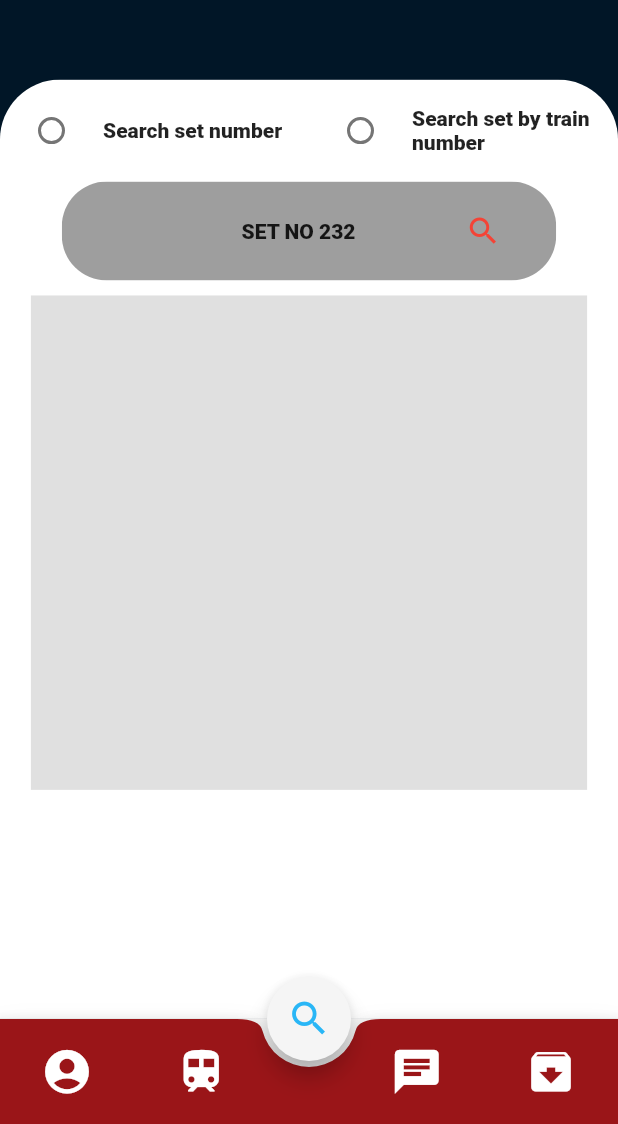
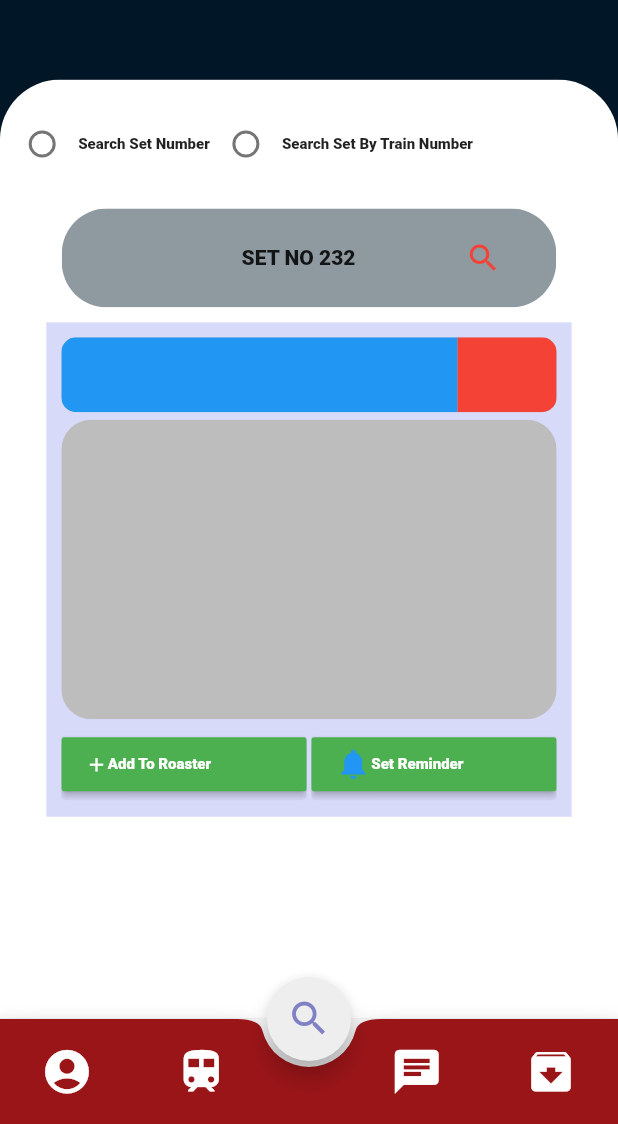
Before and after one commit to Harshal624/Service_Manager_Assessment, a Flutter app: the screen it shows after launch, on a phone screen of 412 x 824 dp, the part 112-1236 px from its top. Run offline on Flutter 3.47's test engine with Material 2 defaults, Android fonts, the phone set to English and light mode, and no system bars; our stand-ins replace dotted_line, hexcolor; Roboto replaces fonts that are missing (Roboto.ttf).

Commit message:
Initial commit

```diff
--- /dev/null
+++ b/lib/components/innercontainer.dart
@@ -0,0 +1,111 @@
+import 'package:design_test/location/location.dart';
+import 'package:flutter/material.dart';
+
+class innerContainer extends StatelessWidget {
+  @override
+  Widget build(BuildContext context) {
+    return Padding(
+      padding: EdgeInsets.all(10),
+      child: Column(
+        children: [
+          Expanded(
+            flex: 1,
+            child: ClipRRect(
+              borderRadius: BorderRadius.all(Radius.circular(10)),
+              child: Container(
+                color: Colors.grey[400],
+                child: Row(
+                  children: [
+                    Expanded(flex: 4,child: Container(color: Colors.blue,),),
+                    Expanded(flex: 1,child: Container(color: Colors.red,),),
+                  ],
+                ),
+              ),
+            ),
+          ),
+          SizedBox(
+            height: 5,
+          ),
+          Expanded(
+            flex: 4,
+            child: ClipRRect(
+              borderRadius: BorderRadius.all(Radius.circular(20)),
+              child: Container(
+                color: Colors.grey[400],
+              ),
+            ),
+          ),
+          SizedBox(
+            height: 5,
+          ),
+          Expanded(
+            flex: 1,
+            child: Container(
+              child: Row(
+                children: [
+                  Expanded(
+                    flex: 1,
+                    child: ClipRRect(
+                      borderRadius: BorderRadius.all(Radius.circular(3)),
+                      child: RaisedButton(
+                        onPressed: () {},
+                        child: Row(
+                          mainAxisAlignment: MainAxisAlignment.start,
+                          children: [
+                            Icon(
+                              Icons.add,
+                              color: Colors.white,
+                              size: 15,
+                            ),
+                            Text("Add To Roaster",
+                                style: TextStyle(
+                                    fontSize: 10,
+                                    color: Colors.white,
+                                    fontFamily: 'Roboto.ttf')),
+                          ],
+                        ),
+                        color: Colors.green,
+                      ),
+                    ),
+                  ),
+                  SizedBox(
+                    width: 3,
+                  ),
+                  Expanded(
+                    flex: 1,
+                    child: ClipRRect(
+                      borderRadius: BorderRadius.all(Radius.circular(3)),
+                      child: RaisedButton(
+                        onPressed: () {
+                          Navigator.push(context, MaterialPageRoute(
+                            builder: (context)=>Location()
+                          ));
+                        },
+                        child: Row(
+                          children: [
+                            Icon(
+                              Icons.notifications,
+                              color: Colors.blue,
+                            ),
+                            Text(
+                              "Set Reminder",
+                              style: TextStyle(
+                                  fontSize: 10,
+                                  color: Colors.white,
+                                  fontFamily: 'Roboto.ttf'),
+                            ),
+                          ],
+                        ),
+                        color: Colors.green,
+                      ),
+                    ),
+                  )
+                ],
+              ),
+            ),
+          )
+        ],
+      ),
+    );
+  }
+}
--- a/lib/design.dart
+++ b/lib/design.dart
@@ -1,6 +1,8 @@
 import 'package:flutter/cupertino.dart';
 import 'package:flutter/material.dart';
 import 'package:hexcolor/hexcolor.dart';
+
+import 'components/innercontainer.dart';
 
 class Design extends StatefulWidget {
   @override
@@ -63,10 +65,10 @@ class _DesignState extends State<Design> {
       ),
       floatingActionButton: FloatingActionButton(
         onPressed: () {},
-        backgroundColor: Colors.grey[100],
+        backgroundColor: Colors.grey[200],
         child: Icon(
           Icons.search,
-          color: Colors.lightBlue[400],
+          color: Hexcolor("#FF8080C5"),
           size: 30,
         ),
       ),
@@ -143,12 +145,21 @@ class _Custom_appbar extends StatelessWidget {
 }
 
 class _radioButton extends StatefulWidget {
+  double heightRadio;
+  double widthRadio;
+
+  _radioButton(this.heightRadio, this.widthRadio);
+
   @override
-  _radioButtonState createState() => _radioButtonState();
+  _radioButtonState createState() => _radioButtonState(heightRadio, widthRadio);
 }
 
 class _radioButtonState extends State<_radioButton> {
   int selectedRadio;
+  double heightRadio;
+  double widthRadio;
+
+  _radioButtonState(this.heightRadio, this.widthRadio);
 
   setSelectedRadio(int val) {
     setState(() {
@@ -164,78 +175,97 @@ class _radioButtonState extends State<_radioButton> {
 
   @override
   Widget build(BuildContext context) {
-    return Row(
-      mainAxisAlignment: MainAxisAlignment.spaceEvenly,
+    return Container(
+        height: heightRadio * 0.08,
+        width: widthRadio * 0.98,
+        child: Row(
           children: [
-        Expanded(
-          flex: 1,
-          child: Radio(
+            Radio(
               value: 1,
               groupValue: selectedRadio,
-            activeColor: Colors.red,
+              activeColor: Colors.black,
               onChanged: (val) {
                 setSelectedRadio(val);
               },
             ),
+            Text(
+              "Search Set Number",
+              maxLines: 2,
+              style: TextStyle(
+                  fontSize: 10,
+                  fontFamily: 'Roboto.ttf',
+                  fontWeight: FontWeight.bold),
             ),
-        Expanded(
-          flex: 2,
-          child: Text("Search set number"),
-        ),
-        Expanded(
-          flex: 1,
-          child: Radio(
+            Radio(
               value: 2,
               groupValue: selectedRadio,
-            activeColor: Colors.red,
+              activeColor: Colors.black,
               onChanged: (val) {
                 setSelectedRadio(val);
               },
             ),
-        ),
-        Expanded(
-          flex: 2,
-          child: Text("Search set by train number"),
+            Text(
+              "Search Set By Train Number",
+              maxLines: 2,
+              style: TextStyle(
+                  fontSize: 10,
+                  fontFamily: 'Roboto.ttf',
+                  fontWeight: FontWeight.bold),
             ),
           ],
-    );
+        ));
   }
 }
 
 class _MainContainer extends StatelessWidget {
   double height;
   double width;
+
   @override
   Widget build(BuildContext context) {
-    final innerContHeight = height*0.4;
-    final innerContWidth = width*0.9;
+    final String innerContColor = "#3B505FE1";
     return Container(
       child: Column(
         children: [
-          SizedBox(height: 10,),
-          _radioButton(),
-          SizedBox(height: 10,),
+          SizedBox(
+            height: 10,
+          ),
+          _radioButton(height, width),
+          SizedBox(
+            height: 10,
+          ),
           ClipRRect(
-            borderRadius: BorderRadius.horizontal(left: Radius.circular(30),right: Radius.circular(30)),
-            child: Container(width: width * 0.8, height: height * 0.08, color: Colors.grey,
+            borderRadius: BorderRadius.horizontal(
+                left: Radius.circular(30), right: Radius.circular(30)),
+            child: Container(
+              width: width * 0.8,
+              height: height * 0.08,
+              color: Hexcolor("#70011627"),
               child: Row(
                 crossAxisAlignment: CrossAxisAlignment.center,
                 mainAxisAlignment: MainAxisAlignment.spaceAround,
                 children: [
                   //TODO Change this layout
-                SizedBox(width:10 ,),
+                  SizedBox(
+                    width: 10,
+                  ),
                   Text("SET NO 232"),
-                Icon(Icons.search,color: Colors.red,)
+                  Icon(
+                    Icons.search,
+                    color: Colors.red,
+                  )
                 ],
               ),
             ),
           ),
-          SizedBox(height: 10,),
+          SizedBox(
+            height: 10,
+          ),
           Container(
-            width: innerContWidth,
-            height: innerContHeight,
-            color: Colors.grey[300],
-            child: _innerContainer(innerContHeight,innerContWidth),
+            width: width * 0.85,
+            height: height * 0.4,
+            color: Hexcolor(innerContColor),
+            child: innerContainer(),
           )
         ],
       ),
@@ -247,16 +277,3 @@ class _MainContainer extends StatelessWidget {
     this.width = width;
   }
 }
-
-class _innerContainer extends StatelessWidget {
-  double height,width;
-  @override
-  Widget build(BuildContext context) {
-    return Container();
-  }
-
-  _innerContainer(height,width){
-    height = this.height;
-    width = this.width;
-  }
-}
--- /dev/null
+++ b/lib/location/getlocation.dart
@@ -0,0 +1,19 @@
+import 'package:dotted_line/dotted_line.dart';
+import 'package:flutter/material.dart';
+
+class getLocation extends StatelessWidget {
+  @override
+  Widget build(BuildContext context) {
+    return Container(
+      child: DottedLine(
+        dashLength: 3,
+        dashGapLength: 3,
+        lineThickness: 3,
+        dashColor: Colors.blue,
+        dashGapColor: Colors.white,
+        direction: Axis.vertical,
+        lineLength: 150,
+      ),
+    );
+  }
+}
--- /dev/null
+++ b/lib/location/location.dart
@@ -0,0 +1,12 @@
+import 'package:design_test/location/getlocation.dart';
+import 'package:flutter/material.dart';
+
+class Location extends StatelessWidget {
+  @override
+  Widget build(BuildContext context) {
+    return Scaffold(
+      appBar: AppBar(title: Text("Location"),),
+      body: getLocation(),
+    );
+  }
+}
```
Also changed, not shown: pubspec.yaml (+4 -3 lines), pubspec.lock. Lines whose indentation alone changed are shown as unchanged.
